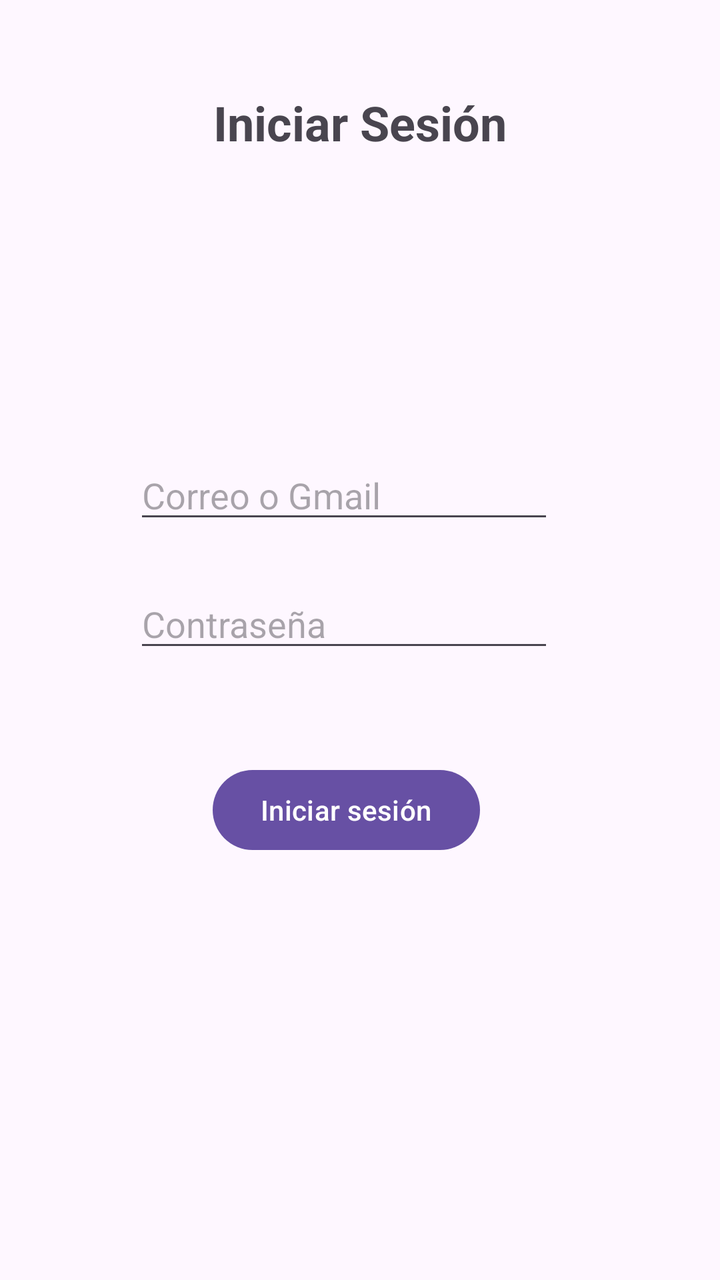
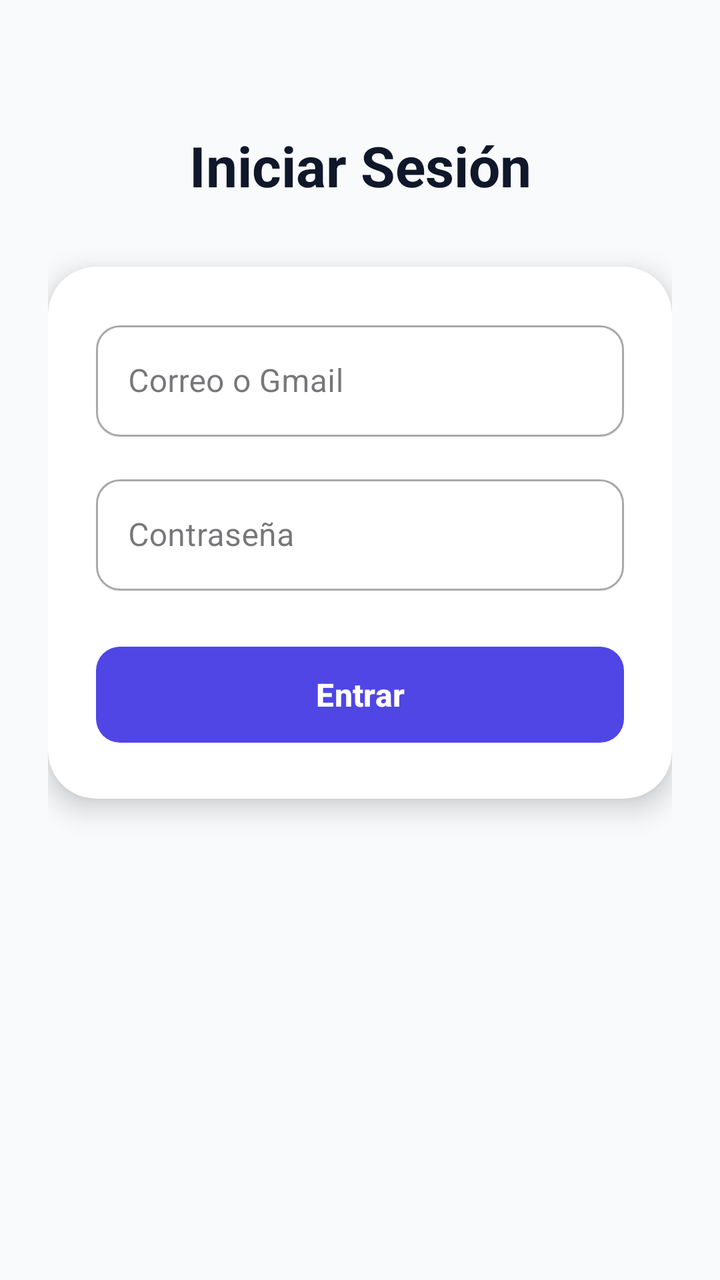

The first picture is an Android layout as it rendered before a commit; the second is the same layout after the commit. The layout source and the unified diff follow.
<!-- AndroidManifest.xml: application theme Theme.SalvadorDeSemestres -->
<!-- res/layout/activity_inicio_de_sesion.xml -->
<?xml version="1.0" encoding="utf-8"?>
<androidx.constraintlayout.widget.ConstraintLayout xmlns:android="http://schemas.android.com/apk/res/android"
    xmlns:app="http://schemas.android.com/apk/res-auto"
    xmlns:tools="http://schemas.android.com/tools"
    android:id="@+id/main"
    android:layout_width="match_parent"
    android:layout_height="match_parent"
    tools:context=".vistas.vistas.InicioDeSesion">

    <TextView
        android:id="@+id/tvTituloInicio"
        android:layout_width="wrap_content"
        android:layout_height="wrap_content"
        android:layout_marginStart="132dp"
        android:layout_marginTop="45dp"
        android:layout_marginEnd="132dp"
        android:text="Iniciar Sesión"
        android:textSize="24dp"
        android:textStyle="bold"
        app:layout_constraintEnd_toEndOf="parent"
        app:layout_constraintStart_toStartOf="parent"
        app:layout_constraintTop_toTopOf="parent" />

    <EditText
        android:id="@+id/etCorreoInicio"
        android:layout_width="wrap_content"
        android:layout_height="wrap_content"
        android:layout_marginStart="93dp"
        android:layout_marginTop="148dp"
        android:layout_marginEnd="109dp"
        android:ems="10"
        android:hint="Correo o Gmail"
        android:inputType="textEmailAddress"
        app:layout_constraintEnd_toEndOf="parent"
        app:layout_constraintStart_toStartOf="parent"
        app:layout_constraintTop_toBottomOf="@+id/tvTituloInicio" />

    <EditText
        android:id="@+id/etContrasenaInicio"
        android:layout_width="wrap_content"
        android:layout_height="wrap_content"
        android:layout_marginStart="93dp"
        android:layout_marginTop="23dp"
        android:layout_marginEnd="109dp"
        android:ems="10"
        android:hint="Contraseña"
        android:inputType="textPassword"
        app:layout_constraintEnd_toEndOf="parent"
        app:layout_constraintStart_toStartOf="parent"
        app:layout_constraintTop_toBottomOf="@+id/etCorreoInicio" />

    <Button
        android:id="@+id/btnEntrar"
        android:layout_width="wrap_content"
        android:layout_height="wrap_content"
        android:layout_marginStart="132dp"
        android:layout_marginTop="50dp"
        android:layout_marginEnd="146dp"
        android:text="Iniciar sesión"
        app:layout_constraintEnd_toEndOf="parent"
        app:layout_constraintStart_toStartOf="parent"
        app:layout_constraintTop_toBottomOf="@+id/etContrasenaInicio" />
</androidx.constraintlayout.widget.ConstraintLayout>
<!-- resources referenced by this layout -->
<resources>
  <style name="Theme.SalvadorDeSemestres" parent="Base.Theme.SalvadorDeSemestres" />
  <style name="Base.Theme.SalvadorDeSemestres" parent="Theme.Material3.DayNight.NoActionBar">
          
          
      </style>
</resources>

<!-- the commit's change to res/layout/activity_inicio_de_sesion.xml (unified diff, before → after) -->
@@ -5,59 +5,92 @@
     android:id="@+id/main"
     android:layout_width="match_parent"
     android:layout_height="match_parent"
+    android:background="@color/bg_app"
+    android:padding="24dp"
     tools:context=".vistas.vistas.InicioDeSesion">
 
     <TextView
         android:id="@+id/tvTituloInicio"
         android:layout_width="wrap_content"
         android:layout_height="wrap_content"
-        android:layout_marginStart="132dp"
-        android:layout_marginTop="45dp"
-        android:layout_marginEnd="132dp"
+        android:layout_marginTop="40dp"
         android:text="Iniciar Sesión"
-        android:textSize="24dp"
+        android:textColor="@color/text_dark"
+        android:textSize="28sp"
         android:textStyle="bold"
         app:layout_constraintEnd_toEndOf="parent"
         app:layout_constraintStart_toStartOf="parent"
         app:layout_constraintTop_toTopOf="parent" />
 
-    <EditText
-        android:id="@+id/etCorreoInicio"
-        android:layout_width="wrap_content"
+    <com.google.android.material.card.MaterialCardView
+        android:layout_width="match_parent"
         android:layout_height="wrap_content"
-        android:layout_marginStart="93dp"
-        android:layout_marginTop="148dp"
-        android:layout_marginEnd="109dp"
-        android:ems="10"
-        android:hint="Correo o Gmail"
-        android:inputType="textEmailAddress"
+        android:layout_marginTop="32dp"
+        app:cardBackgroundColor="@color/card_bg"
+        app:cardCornerRadius="24dp"
+        app:cardElevation="8dp"
+        app:strokeWidth="0dp"
         app:layout_constraintEnd_toEndOf="parent"
         app:layout_constraintStart_toStartOf="parent"
-        app:layout_constraintTop_toBottomOf="@+id/tvTituloInicio" />
+        app:layout_constraintTop_toBottomOf="@+id/tvTituloInicio">
 
-    <EditText
-        android:id="@+id/etContrasenaInicio"
-        android:layout_width="wrap_content"
-        android:layout_height="wrap_content"
-        android:layout_marginStart="93dp"
-        android:layout_marginTop="23dp"
-        android:layout_marginEnd="109dp"
-        android:ems="10"
-        android:hint="Contraseña"
-        android:inputType="textPassword"
-        app:layout_constraintEnd_toEndOf="parent"
-        app:layout_constraintStart_toStartOf="parent"
-        app:layout_constraintTop_toBottomOf="@+id/etCorreoInicio" />
+        <LinearLayout
+            android:layout_width="match_parent"
+            android:layout_height="wrap_content"
+            android:orientation="vertical"
+            android:padding="24dp">
 
-    <Button
-        android:id="@+id/btnEntrar"
-        android:layout_width="wrap_content"
-        android:layout_height="wrap_content"
-        android:layout_marginStart="132dp"
-        android:layout_marginTop="50dp"
-        android:layout_marginEnd="146dp"
-        android:text="Iniciar sesión"
-        app:layout_constraintEnd_toEndOf="parent"
-        app:layout_constraintStart_toStartOf="parent"
-        app:layout_constraintTop_toBottomOf="@+id/etContrasenaInicio" />
+            <com.google.android.material.textfield.TextInputLayout
+                android:layout_width="match_parent"
+                android:layout_height="wrap_content"
+                android:layout_marginBottom="16dp"
+                android:hint="Correo o Gmail"
+                style="@style/Widget.MaterialComponents.TextInputLayout.OutlinedBox"
+                app:boxCornerRadiusTopStart="12dp"
+                app:boxCornerRadiusBottomEnd="12dp"
+                app:boxCornerRadiusTopEnd="12dp"
+                app:boxCornerRadiusBottomStart="12dp">
+
+                <com.google.android.material.textfield.TextInputEditText
+                    android:id="@+id/etCorreoInicio"
+                    android:layout_width="match_parent"
+                    android:layout_height="wrap_content"
+                    android:inputType="textEmailAddress" />
+
+            </com.google.android.material.textfield.TextInputLayout>
+
+            <com.google.android.material.textfield.TextInputLayout
+                android:layout_width="match_parent"
+                android:layout_height="wrap_content"
+                android:hint="Contraseña"
+                style="@style/Widget.MaterialComponents.TextInputLayout.OutlinedBox"
+                app:boxCornerRadiusTopStart="12dp"
+                app:boxCornerRadiusBottomEnd="12dp"
+                app:boxCornerRadiusTopEnd="12dp"
+                app:boxCornerRadiusBottomStart="12dp">
+
+                <com.google.android.material.textfield.TextInputEditText
+                    android:id="@+id/etContrasenaInicio"
+                    android:layout_width="match_parent"
+                    android:layout_height="wrap_content"
+                    android:inputType="textPassword" />
+
+            </com.google.android.material.textfield.TextInputLayout>
+
+            <com.google.android.material.button.MaterialButton
+                android:id="@+id/btnEntrar"
+                android:layout_width="match_parent"
+                android:layout_height="56dp"
+                android:layout_marginTop="24dp"
+                android:text="Entrar"
+                android:textSize="16sp"
+                android:textStyle="bold"
+                app:backgroundTint="@color/primary"
+                app:cornerRadius="12dp"
+                app:elevation="4dp" />
+
+        </LinearLayout>
+
+    </com.google.android.material.card.MaterialCardView>
+
 </androidx.constraintlayout.widget.ConstraintLayout>
<!-- resource entries referenced after the edit -->
@@ -1,5 +1,9 @@
 <!-- resources referenced by this layout -->
 <resources>
+  <color name="bg_app">#F8FAFC</color>
+  <color name="card_bg">#FFFFFF</color>
+  <color name="primary">#4F46E5</color>
+  <color name="text_dark">#0F172A</color>
   <style name="Theme.SalvadorDeSemestres" parent="Base.Theme.SalvadorDeSemestres" />
   <style name="Base.Theme.SalvadorDeSemestres" parent="Theme.Material3.DayNight.NoActionBar">
           
